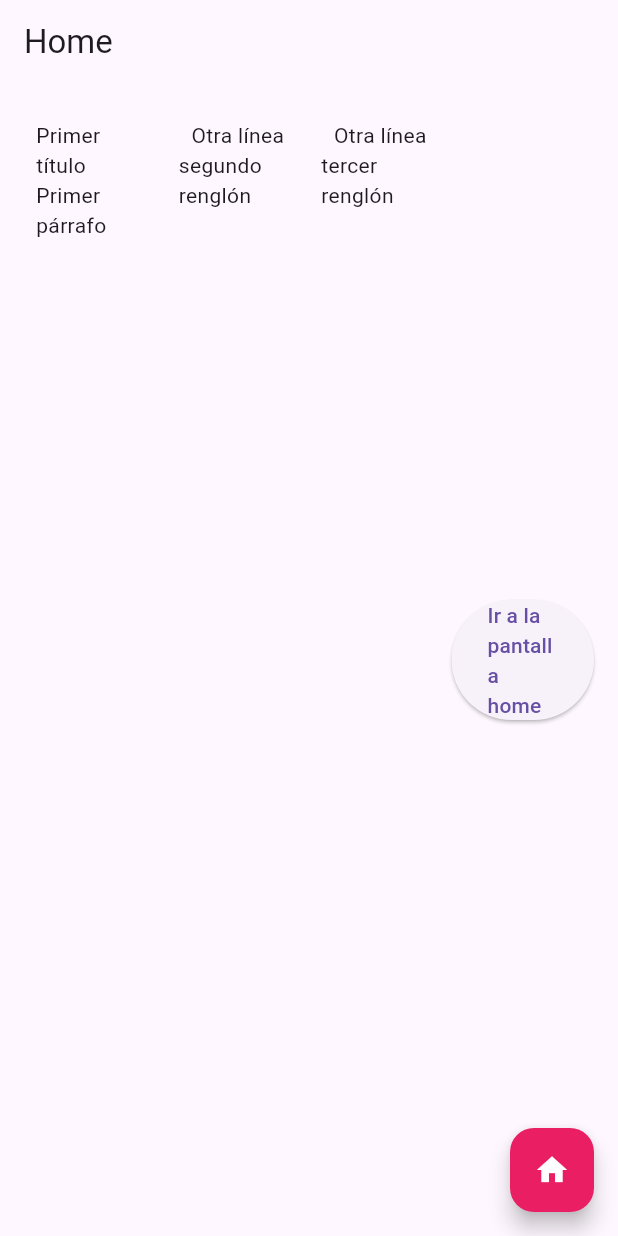
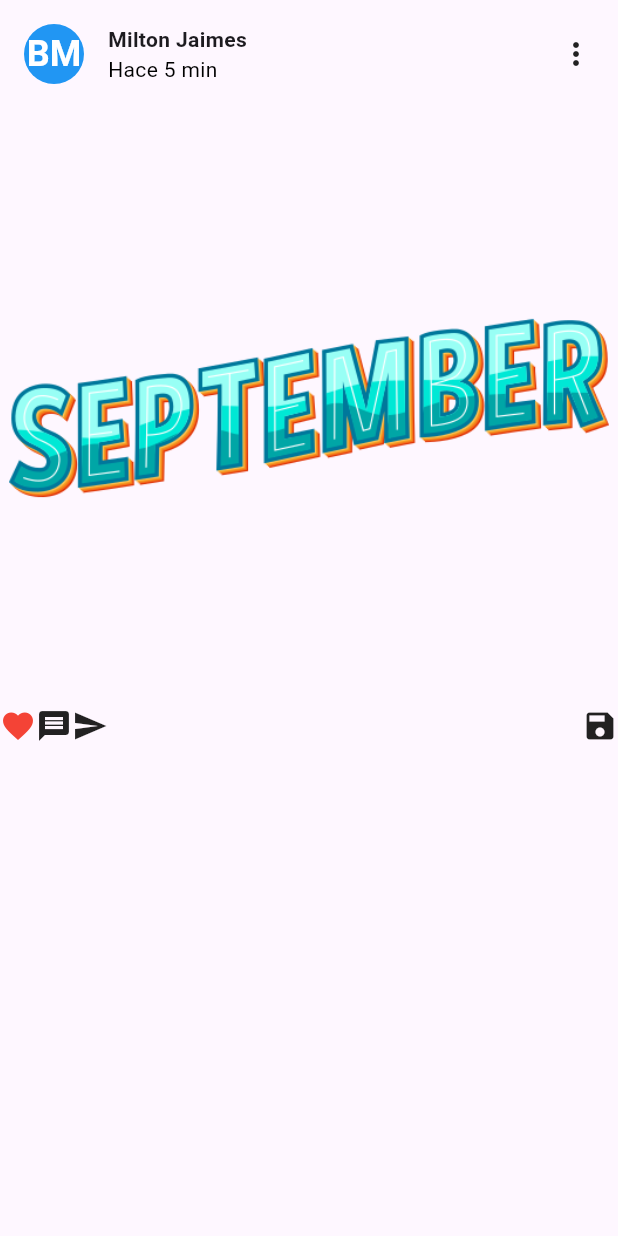
Before and after one commit to Miltonjjp8/FlutterApp, a Flutter app: the screen it shows after launch, on a phone screen of 412 x 824 dp. Run offline on Flutter 3.47's test engine with Material 3 defaults, Android fonts, the phone set to English and light mode, and no system bars.

Commit message:
Clase del jueves

```diff
--- a/lib/main.dart
+++ b/lib/main.dart
@@ -1,10 +1,12 @@
 import 'package:flutter/material.dart';
+import 'package:milton_app/modules/auth/login.dart';
 import 'package:milton_app/widgets/home.dart';
 import 'package:milton_app/widgets/splash_screen.dart';
 import 'package:milton_app/modules/home/screens/home.dart';
 import 'package:milton_app/modules/reservetions/screens/reservetions.dart';
 import 'package:milton_app/modules/top/screens/top.dart';
 import 'package:milton_app/modules/profile/screens/profile.dart';
+import 'package:milton_app/navigation/home.dart';
 
 void main() {
   runApp(const MyApp());
@@ -20,6 +22,8 @@ class MyApp extends StatelessWidget {
       initialRoute: '/',
       routes: {
         '/': (context) => const SplashScreen(),
+        '/login': (context) => const Login(),
+        '/menu': (context) => const Navigation(),
         '/home': (context) => const Home(),
         '/new': (context) => const MyWidget(),
         '/reservation': (context) => const ReservationsWidget(),
--- /dev/null
+++ b/lib/modules/auth/login.dart
@@ -0,0 +1,72 @@
+import 'package:flutter/material.dart';
+
+class Login extends StatelessWidget {
+  const Login({super.key});
+
+  @override
+  Widget build(BuildContext context) {
+    return Scaffold(
+      body: Column(
+        children: [
+          const Row(
+            children: [
+              Padding(
+                padding: EdgeInsets.all(16.0),
+                child: CircleAvatar(
+                  backgroundColor: Colors.blue,
+                  child: Text(
+                    'BM',
+                    style: TextStyle(
+                      color: Colors.white,
+                      fontWeight: FontWeight.bold,
+                      fontSize: 24,
+                    ),
+                  ),
+                ),
+              ),
+              Column(
+                crossAxisAlignment: CrossAxisAlignment.start,
+                children: [
+                  Text(
+                    'Milton Jaimes',
+                    style: TextStyle(fontWeight: FontWeight.bold),
+                  ),
+                  Text(
+                    'Hace 5 min',
+                    style: TextStyle(color: Colors.black),
+                  ),
+                ],
+              ),
+              Spacer(), // Empuja el ícono a la derecha
+              Padding(
+                padding: EdgeInsets.all(16.0), // Mantén el padding aquí
+                child: Icon(Icons.more_vert),
+              ),
+            ],
+          ),
+          Image.asset(
+            'assets/septiembre.png',
+            width: double.infinity,
+            height: 400,
+          ),
+          Row(
+            children: const [
+              Icon(
+                Icons.favorite,
+                color: Colors.red,
+              ),
+              Icon(Icons.message),
+              Icon(Icons.send),
+              Expanded(
+                child: Align(
+                  alignment: Alignment.centerRight,
+                  child: Icon(Icons.save),
+                ),
+              ),
+            ],
+          ),
+        ],
+      ),
+    );
+  }
+}
--- a/lib/widgets/home.dart
+++ b/lib/widgets/home.dart
@@ -8,7 +8,7 @@ class Home extends StatelessWidget {
   Widget build(BuildContext context) {
     return Scaffold(
       appBar: AppBar(
-        title: Text('Home'),
+        title: const Text('Home'),
       ),
       body: Padding(
         padding: const EdgeInsets.all(16.0),
@@ -16,15 +16,15 @@ class Home extends StatelessWidget {
           mainAxisAlignment: MainAxisAlignment
               .spaceEvenly, // Distribuye los elementos de forma pareja
           children: [
-            Expanded(
+            const Expanded(
               child: ContentColumn(
                 title: 'Primer título',
                 description: 'Primer párrafo',
               ),
             ),
-            Expanded(
+            const Expanded(
               child: Padding(
-                padding: const EdgeInsets.all(8.0),
+                padding: EdgeInsets.all(8.0),
                 child: Column(
                   children: [
                     Text('Otra línea'),
@@ -33,9 +33,9 @@ class Home extends StatelessWidget {
                 ),
               ),
             ),
-            Expanded(
+            const Expanded(
               child: Padding(
-                padding: const EdgeInsets.all(8.0),
+                padding: EdgeInsets.all(8.0),
                 child: Column(
                   children: [
                     Text('Otra línea'),
@@ -50,7 +50,7 @@ class Home extends StatelessWidget {
                   Navigator.pushNamed(
                       context, '/new'); // Navega a la pantalla 'New'
                 },
-                child: Text('Ir a la pantalla home'),
+                child: const Text('Ir a la pantalla home'),
               ),
             ),
           ],
--- a/lib/widgets/splash_screen.dart
+++ b/lib/widgets/splash_screen.dart
@@ -13,7 +13,7 @@ class _SplashScreenState extends State<SplashScreen> {
     // TODO: implement initState
     super.initState();
     Future.delayed(const Duration(seconds: 3), () {
-      Navigator.pushReplacementNamed(context, '/home');
+      Navigator.pushReplacementNamed(context, '/login');
     });
   }
 
```
Also changed, not shown: lib/navigation/home.dart (+60 -3 lines).
